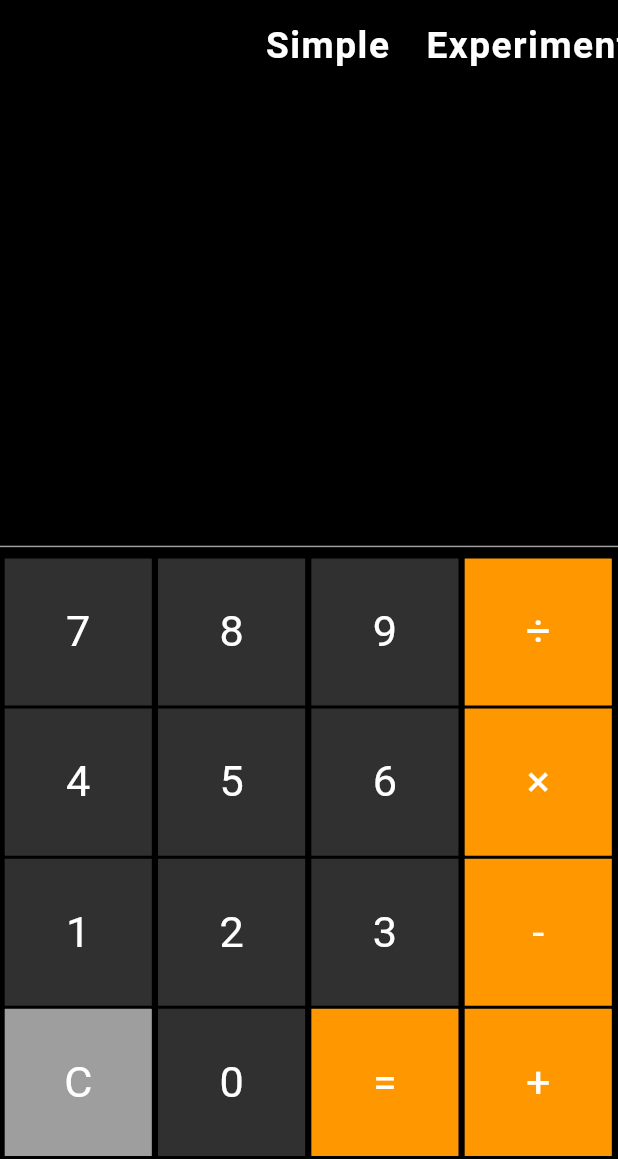
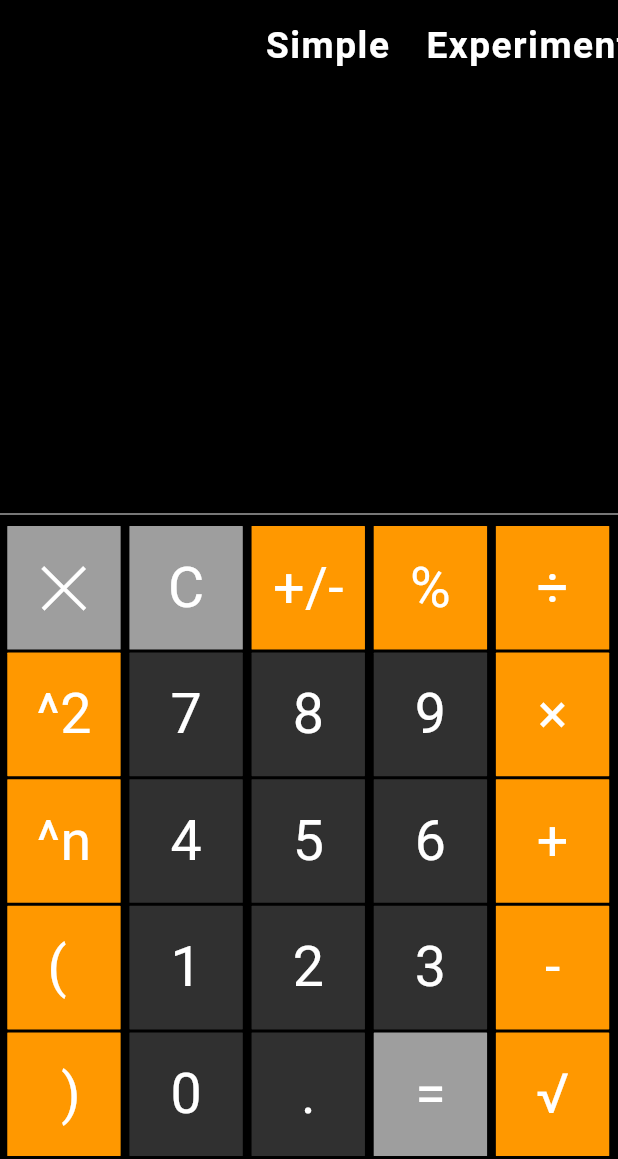
Before and after one commit to alisheraxmedov/calculator, a Flutter app: the screen it shows after launch, on a phone screen of 412 x 824 dp, the part 77-1236 px from its top. Run offline on Flutter 3.47's test engine with Material 3 defaults, Android fonts, the phone set to English and light mode, and no system bars; our stand-ins replace math_expressions.

Commit message:
Change other UI element Part-2

```diff
--- a/lib/screens/one.dart
+++ b/lib/screens/one.dart
@@ -67,9 +67,62 @@ class FirstScreen extends StatelessWidget {
         ),
         Column(
           children: [
+//=========================================================================
+//=============================== << 1 >> =================================
+//=========================================================================
             Row(
               mainAxisAlignment: MainAxisAlignment.spaceEvenly,
               children: [
+                ButtonWidget(
+                  text: '⨉',
+                  color: ColorClass.orginalGrey,
+                  onPressed: () {
+                    context.read<ProviderClass>().buttonPressed("⨉");
+                  },
+                ),
+                ButtonWidget(
+                  text: 'C',
+                  color: ColorClass.orginalGrey,
+                  onPressed: () {
+                    context.read<ProviderClass>().buttonPressed("C");
+                  },
+                ),
+                ButtonWidget(
+                  text: '+/-',
+                  color: ColorClass.orange,
+                  onPressed: () {
+                    context.read<ProviderClass>().buttonPressed("-");
+                  },
+                ),
+                ButtonWidget(
+                  text: '%',
+                  color: ColorClass.orange,
+                  onPressed: () {
+                    context.read<ProviderClass>().buttonPressed("%");
+                  },
+                ),
+                ButtonWidget(
+                  text: '÷',
+                  color: ColorClass.orange,
+                  onPressed: () {
+                    context.read<ProviderClass>().buttonPressed("÷");
+                  },
+                ),
+              ],
+            ),
+//=========================================================================
+//=============================== << 2 >> =================================
+//=========================================================================
+            Row(
+              mainAxisAlignment: MainAxisAlignment.spaceEvenly,
+              children: [
+                ButtonWidget(
+                  text: '^2',
+                  color: ColorClass.orange,
+                  onPressed: () {
+                    context.read<ProviderClass>().buttonPressed("^2");
+                  },
+                ),
                 ButtonWidget(
                   text: '7',
                   color: ColorClass.grey,
@@ -92,17 +145,27 @@ class FirstScreen extends StatelessWidget {
                   },
                 ),
                 ButtonWidget(
-                  text: '÷',
+                  text: '×',
                   color: ColorClass.orange,
                   onPressed: () {
-                    context.read<ProviderClass>().buttonPressed("÷");
+                    context.read<ProviderClass>().buttonPressed("×");
                   },
                 ),
               ],
             ),
+//=========================================================================
+//=============================== << 3 >> =================================
+//=========================================================================
             Row(
               mainAxisAlignment: MainAxisAlignment.spaceEvenly,
               children: [
+                ButtonWidget(
+                  text: '^n',
+                  color: ColorClass.orange,
+                  onPressed: () {
+                    context.read<ProviderClass>().buttonPressed("^");
+                  },
+                ),
                 ButtonWidget(
                   text: '4',
                   color: ColorClass.grey,
@@ -125,17 +188,27 @@ class FirstScreen extends StatelessWidget {
                   },
                 ),
                 ButtonWidget(
-                  text: '×',
+                  text: '+',
                   color: ColorClass.orange,
                   onPressed: () {
-                    context.read<ProviderClass>().buttonPressed("×");
+                    context.read<ProviderClass>().buttonPressed("+");
                   },
                 ),
               ],
             ),
+//=========================================================================
+//=============================== << 4 >> =================================
+//=========================================================================
             Row(
               mainAxisAlignment: MainAxisAlignment.spaceEvenly,
               children: [
+                ButtonWidget(
+                  text: '( ',
+                  color: ColorClass.orange,
+                  onPressed: () {
+                    context.read<ProviderClass>().buttonPressed("(");
+                  },
+                ),
                 ButtonWidget(
                   text: '1',
                   color: ColorClass.grey,
@@ -166,14 +239,17 @@ class FirstScreen extends StatelessWidget {
                 ),
               ],
             ),
+//=========================================================================
+//=============================== << 5 >> =================================
+//=========================================================================
             Row(
               mainAxisAlignment: MainAxisAlignment.spaceEvenly,
               children: [
                 ButtonWidget(
-                  text: 'C',
-                  color: ColorClass.orginalGrey,
+                  text: ' )',
+                  color: ColorClass.orange,
                   onPressed: () {
-                    context.read<ProviderClass>().buttonPressed("C");
+                    context.read<ProviderClass>().buttonPressed(")");
                   },
                 ),
                 ButtonWidget(
@@ -184,17 +260,24 @@ class FirstScreen extends StatelessWidget {
                   },
                 ),
                 ButtonWidget(
-                  text: '=',
-                  color: ColorClass.orange,
+                  text: '.',
+                  color: ColorClass.grey,
                   onPressed: () {
-                    context.read<ProviderClass>().buttonPressed("=");
+                    context.read<ProviderClass>().buttonPressed(".");
                   },
                 ),
                 ButtonWidget(
-                  text: '+',
+                  text: '=',
+                  color: ColorClass.orginalGrey,
+                  onPressed: () {
+                    context.read<ProviderClass>().buttonPressed("="); // ❌
+                  },
+                ),
+                ButtonWidget(
+                  text: '√',
                   color: ColorClass.orange,
                   onPressed: () {
-                    context.read<ProviderClass>().buttonPressed("+");
+                    context.read<ProviderClass>().buttonPressed("√");
                   },
                 ),
               ],
--- a/lib/widgets/button.dart
+++ b/lib/widgets/button.dart
@@ -19,8 +19,8 @@ class ButtonWidget extends StatelessWidget {
       onTap: onPressed,
       child: Container(
         margin: const EdgeInsets.only(right: 1.0, bottom: 2.0),
-        width: width / 4.2,
-        height: width / 4.2,
+        width: width / 5.45,
+        height: width / 5,
         alignment: Alignment.center,
         decoration: BoxDecoration(
           color: color,
@@ -31,7 +31,7 @@ class ButtonWidget extends StatelessWidget {
         child: Text(
           text,
           style: TextStyle(
-            fontSize: width * 0.07,
+            fontSize: width * 0.09,
             color: ColorClass.white,
           ),
         ),
```
Also changed, not shown: lib/example/mdain.dart (added, +32 -0 lines).
